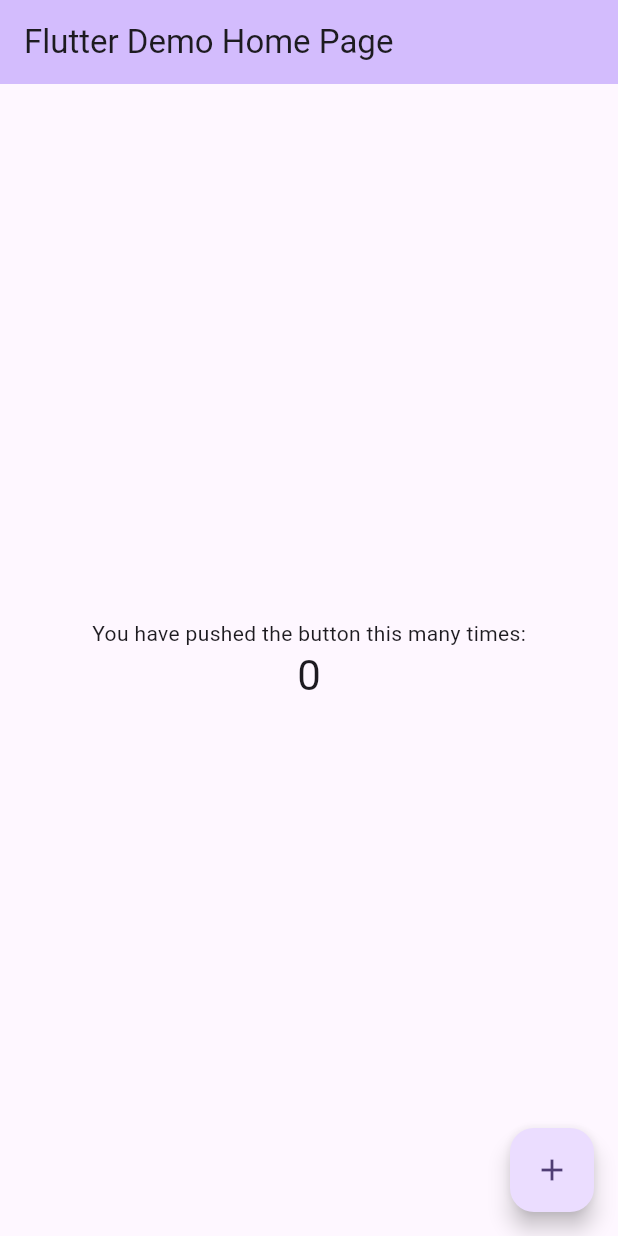
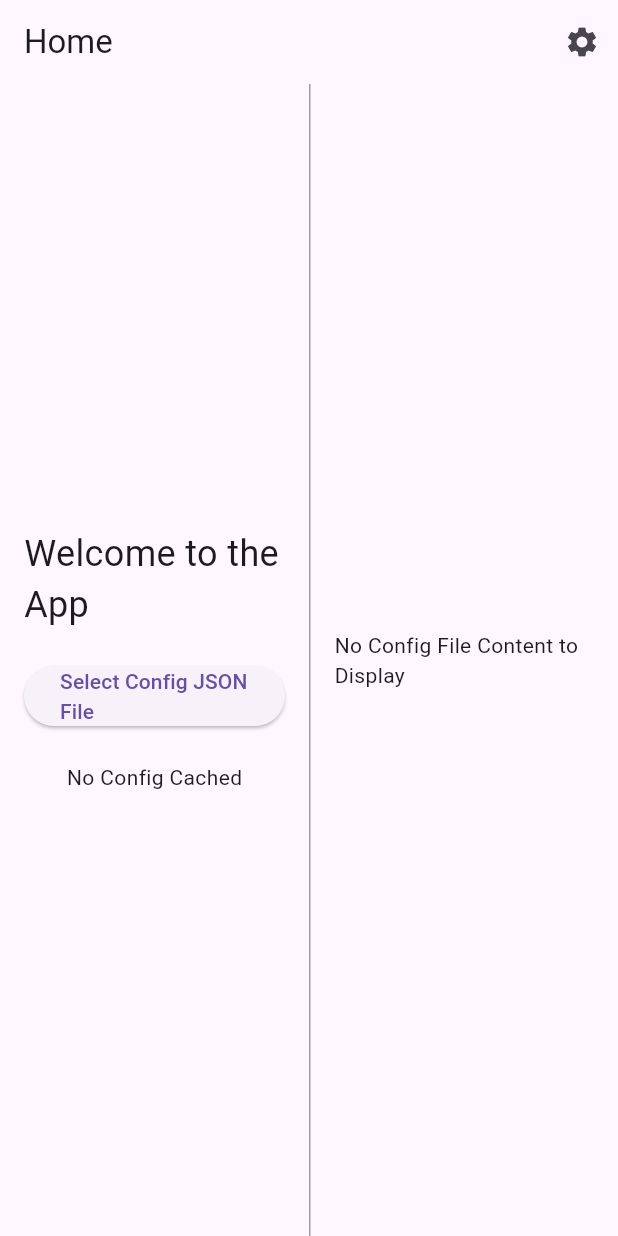
Before and after one commit to algamesh/tinke, a Flutter app: the screen it shows after launch, on a phone screen of 412 x 824 dp. Run offline on Flutter 3.47's test engine with Material 3 defaults, Android fonts, the phone set to English and light mode, and no system bars; our stand-ins replace file_picker, shared_preferences; missing offline and left inert: alga_configui, dart_datakit.

Commit message:
feat: handles multiple config data pass to alga_configui

```diff
--- /dev/null
+++ b/devtools_options.yaml
@@ -0,0 +1,3 @@
+description: This file stores settings for Dart & Flutter DevTools.
+documentation: https://docs.flutter.dev/tools/devtools/extensions#configure-extension-enablement-states
+extensions:
--- a/lib/main.dart
+++ b/lib/main.dart
@@ -1,125 +1,178 @@
+import 'dart:convert';
+import 'dart:io'; // Note: this import won’t work on web.
 import 'package:flutter/material.dart';
+import 'package:file_picker/file_picker.dart';
+import 'package:shared_preferences/shared_preferences.dart';
+import 'package:dart_datakit/dart_datakit.dart'; // Imports both Datacat and Datakitties.
+import 'package:alga_configui/src/config_page.dart';
 
 void main() {
   runApp(const MyApp());
 }
 
 class MyApp extends StatelessWidget {
-  const MyApp({super.key});
+  const MyApp({Key? key}) : super(key: key);
 
-  // This widget is the root of your application.
   @override
   Widget build(BuildContext context) {
     return MaterialApp(
-      title: 'Flutter Demo',
+      title: 'Simple App Screen',
       theme: ThemeData(
-        // This is the theme of your application.
-        //
-        // TRY THIS: Try running your application with "flutter run". You'll see
-        // the application has a purple toolbar. Then, without quitting the app,
-        // try changing the seedColor in the colorScheme below to Colors.green
-        // and then invoke "hot reload" (save your changes or press the "hot
-        // reload" button in a Flutter-supported IDE, or press "r" if you used
-        // the command line to start the app).
-        //
-        // Notice that the counter didn't reset back to zero; the application
-        // state is not lost during the reload. To reset the state, use hot
-        // restart instead.
-        //
-        // This works for code too, not just values: Most code changes can be
-        // tested with just a hot reload.
-        colorScheme: ColorScheme.fromSeed(seedColor: Colors.deepPurple),
-        useMaterial3: true,
+        primarySwatch: Colors.blue,
       ),
-      home: const MyHomePage(title: 'Flutter Demo Home Page'),
+      home: const HomeScreen(),
     );
   }
 }
 
-class MyHomePage extends StatefulWidget {
-  const MyHomePage({super.key, required this.title});
-
-  // This widget is the home page of your application. It is stateful, meaning
-  // that it has a State object (defined below) that contains fields that affect
-  // how it looks.
-
-  // This class is the configuration for the state. It holds the values (in this
-  // case the title) provided by the parent (in this case the App widget) and
-  // used by the build method of the State. Fields in a Widget subclass are
-  // always marked "final".
-
-  final String title;
+class HomeScreen extends StatefulWidget {
+  const HomeScreen({Key? key}) : super(key: key);
 
   @override
-  State<MyHomePage> createState() => _MyHomePageState();
+  State<HomeScreen> createState() => _HomeScreenState();
 }
 
-class _MyHomePageState extends State<MyHomePage> {
-  int _counter = 0;
+class _HomeScreenState extends State<HomeScreen> {
+  String? _cachedConfig;
+  String? _fileName;
 
-  void _incrementCounter() {
+  @override
+  void initState() {
+    super.initState();
+    _clearCachedConfig();
+    _loadCachedConfig();
+  }
+
+  Future<void> _clearCachedConfig() async {
+    final prefs = await SharedPreferences.getInstance();
+    await prefs.remove('cached_config');
     setState(() {
-      // This call to setState tells the Flutter framework that something has
-      // changed in this State, which causes it to rerun the build method below
-      // so that the display can reflect the updated values. If we changed
-      // _counter without calling setState(), then the build method would not be
-      // called again, and so nothing would appear to happen.
-      _counter++;
+      _cachedConfig = null;
     });
+    ScaffoldMessenger.of(context).showSnackBar(
+      const SnackBar(content: Text('Cached config cleared.')),
+    );
+  }
+
+  Future<void> _loadCachedConfig() async {
+    SharedPreferences prefs = await SharedPreferences.getInstance();
+    setState(() {
+      _cachedConfig = prefs.getString('cached_config');
+    });
+  }
+
+  Future<void> _pickConfigFile() async {
+    // Let the user pick a JSON file.
+    FilePickerResult? result = await FilePicker.platform.pickFiles(
+      type: FileType.custom,
+      allowedExtensions: ['json'],
+    );
+
+    if (result != null) {
+      PlatformFile file = result.files.first;
+      _fileName = file.name;
+      String? content;
+      if (file.bytes != null) {
+        // On web or when bytes are provided.
+        content = utf8.decode(file.bytes!);
+      } else if (file.path != null) {
+        // On mobile/desktop when a file path is available.
+        content = await File(file.path!).readAsString();
+      }
+
+      if (content != null) {
+        // Cache the content using shared_preferences.
+        SharedPreferences prefs = await SharedPreferences.getInstance();
+        await prefs.setString('cached_config', content);
+        setState(() {
+          _cachedConfig = content;
+        });
+        ScaffoldMessenger.of(context).showSnackBar(
+          SnackBar(
+              content: Text('Config file "$_fileName" loaded and cached.')),
+        );
+      }
+    }
   }
 
   @override
   Widget build(BuildContext context) {
-    // This method is rerun every time setState is called, for instance as done
-    // by the _incrementCounter method above.
-    //
-    // The Flutter framework has been optimized to make rerunning build methods
-    // fast, so that you can just rebuild anything that needs updating rather
-    // than having to individually change instances of widgets.
     return Scaffold(
       appBar: AppBar(
-        // TRY THIS: Try changing the color here to a specific color (to
-        // Colors.amber, perhaps?) and trigger a hot reload to see the AppBar
-        // change color while the other colors stay the same.
-        backgroundColor: Theme.of(context).colorScheme.inversePrimary,
-        // Here we take the value from the MyHomePage object that was created by
-        // the App.build method, and use it to set our appbar title.
-        title: Text(widget.title),
+        title: const Text('Home'),
+        actions: [
+          IconButton(
+            icon: const Icon(Icons.settings),
+            onPressed: () {
+              // Parse the cached JSON into a Datakitties instance.
+              final datakitties = _cachedConfig != null
+                  ? Datakitties.fromJsonMapString(_cachedConfig!)
+                  : null;
+              Navigator.push(
+                context,
+                MaterialPageRoute(
+                  builder: (context) => ConfigPage(datakitties: datakitties),
+                ),
+              );
+            },
+          ),
+        ],
       ),
-      body: Center(
-        // Center is a layout widget. It takes a single child and positions it
-        // in the middle of the parent.
-        child: Column(
-          // Column is also a layout widget. It takes a list of children and
-          // arranges them vertically. By default, it sizes itself to fit its
-          // children horizontally, and tries to be as tall as its parent.
-          //
-          // Column has various properties to control how it sizes itself and
-          // how it positions its children. Here we use mainAxisAlignment to
-          // center the children vertically; the main axis here is the vertical
-          // axis because Columns are vertical (the cross axis would be
-          // horizontal).
-          //
-          // TRY THIS: Invoke "debug painting" (choose the "Toggle Debug Paint"
-          // action in the IDE, or press "p" in the console), to see the
-          // wireframe for each widget.
-          mainAxisAlignment: MainAxisAlignment.center,
-          children: <Widget>[
-            const Text(
-              'You have pushed the button this many times:',
+      body: Row(
+        children: [
+          // Left half: Controls and info.
+          Expanded(
+            flex: 1,
+            child: Padding(
+              padding: const EdgeInsets.all(16.0),
+              child: Column(
+                mainAxisAlignment: MainAxisAlignment.center,
+                children: [
+                  const Text(
+                    'Welcome to the App',
+                    style: TextStyle(fontSize: 24),
+                  ),
+                  const SizedBox(height: 20),
+                  ElevatedButton(
+                    onPressed: _pickConfigFile,
+                    child: const Text('Select Config JSON File'),
+                  ),
+                  const SizedBox(height: 20),
+                  if (_cachedConfig != null)
+                    Text('Cached Config Loaded: ${_fileName ?? "Unknown"}')
+                  else
+                    const Text('No Config Cached'),
+                ],
+              ),
             ),
-            Text(
-              '$_counter',
-              style: Theme.of(context).textTheme.headlineMedium,
+          ),
+          // Right half: Display the JSON content.
+          Expanded(
+            flex: 1,
+            child: Container(
+              decoration: const BoxDecoration(
+                border: Border(
+                  left: BorderSide(color: Colors.grey, width: 1),
+                ),
+              ),
+              padding: const EdgeInsets.all(16.0),
+              child: _cachedConfig != null
+                  ? SingleChildScrollView(
+                      child: Text(
+                        _cachedConfig!,
+                        style: const TextStyle(
+                          fontFamily: 'monospace',
+                          fontSize: 14,
+                        ),
+                      ),
+                    )
+                  : const Center(
+                      child: Text('No Config File Content to Display'),
+                    ),
             ),
-          ],
-        ),
+          ),
+        ],
       ),
-      floatingActionButton: FloatingActionButton(
-        onPressed: _incrementCounter,
-        tooltip: 'Increment',
-        child: const Icon(Icons.add),
-      ), // This trailing comma makes auto-formatting nicer for build methods.
     );
   }
 }
--- a/pubspec.yaml
+++ b/pubspec.yaml
@@ -30,10 +30,12 @@ environment:
 dependencies:
   flutter:
     sdk: flutter
+  alga_configui: ^0.0.4
 
   # The following adds the Cupertino Icons font to your application.
   # Use with the CupertinoIcons class for iOS style icons.
   cupertino_icons: ^1.0.8
+  file_picker: ^9.0.1
 
 dev_dependencies:
   flutter_test:
```
Also changed, not shown: assets/config.json (added, +12 -0 lines), 1 other file.
